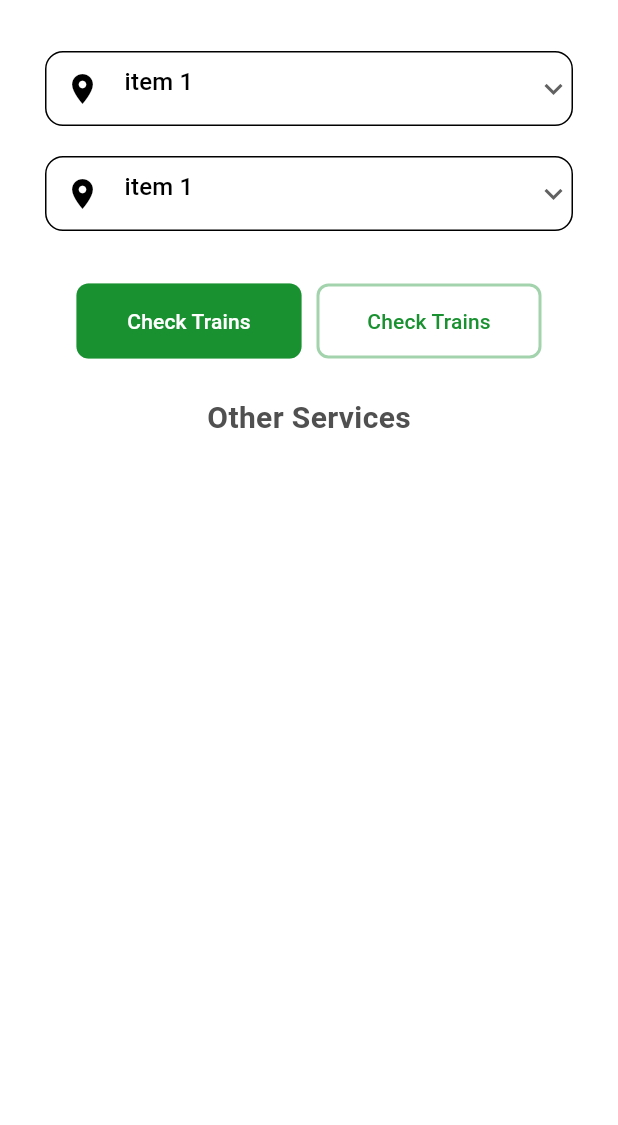
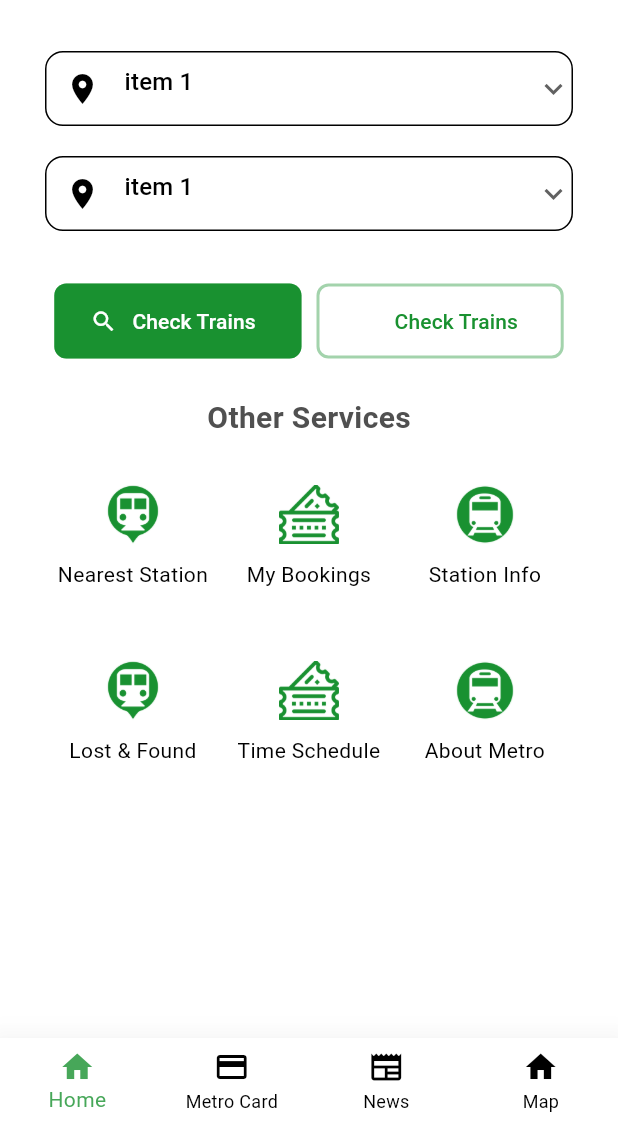
Before and after one commit to sarveshshingare/namma_metro, a Flutter app: the HomeScreen screen opened directly, after a tap on the "notifications active" icon, on a phone screen of 412 x 824 dp, the part 111-1236 px from its top. Run offline on Flutter 3.47's test engine with Material 3 defaults, Android fonts, the phone set to English and light mode, and no system bars; our stand-ins replace flutter_otp_text_field, otp_text_field, smooth_page_indicator.

Commit message:
done most

```diff
--- a/lib/components/verificationButton.dart
+++ b/lib/components/verificationButton.dart
@@ -8,13 +8,15 @@ class VerificationButton extends StatelessWidget {
   final double width;
   final Color bgcolor;
   final Color fgcolor;
+  final IconData? myicon;
   const VerificationButton(
       {Key? key,
       required this.widget,
       required this.buttonText,
       required this.width,
       required this.bgcolor,
-      required this.fgcolor})
+      required this.fgcolor,
+      this.myicon})
       : super(key: key);
 
   @override
@@ -48,7 +50,15 @@ class VerificationButton extends StatelessWidget {
               ),
             ),
           ),
-          child: Text(buttonText),
+          child: Row(
+            children: [
+              Icon(myicon),
+              SizedBox(
+                width: 10,
+              ),
+              Text(buttonText),
+            ],
+          ),
         ),
       ),
     );
--- a/lib/homescreen/homeScreen.dart
+++ /dev/null
@@ -1,94 +0,0 @@
-// ignore_for_file: prefer_const_literals_to_create_immutables, prefer_const_constructors
-
-import 'package:flutter/material.dart';
-import 'package:namma_metro/components/myDropDownList.dart';
-import 'package:namma_metro/components/verificationButton.dart';
-
-class HomeScreen extends StatefulWidget {
-  HomeScreen({Key? key}) : super(key: key);
-
-  @override
-  State<HomeScreen> createState() => _HomeScreenState();
-}
-
-class _HomeScreenState extends State<HomeScreen> {
-  @override
-  Widget build(BuildContext context) {
-    return Scaffold(
-      backgroundColor: Theme.of(context).colorScheme.background,
-      body: SafeArea(
-          child: Padding(
-        padding: const EdgeInsets.all(30.0),
-        child: Column(
-          children: [
-            Row(
-              mainAxisAlignment: MainAxisAlignment.spaceBetween,
-              children: [
-                Container(
-                  height: 40,
-                  child: Image.asset("lib/assets/logo.png"),
-                ),
-                Row(
-                  children: [
-                    IconButton(
-                        onPressed: () {},
-                        icon: Icon(
-                          Icons.notifications_active_outlined,
-                          color: Theme.of(context).colorScheme.primaryContainer,
-                          size: 30,
-                        )),
-                    IconButton(
-                        onPressed: () {},
-                        icon: Icon(
-                          Icons.account_circle_outlined,
-                          color: Theme.of(context).colorScheme.primaryContainer,
-                          size: 30,
-                        )),
-                  ],
-                )
-              ],
-            ),
-            SizedBox(
-              height: 30,
-            ),
-            MyDropDownList(),
-            SizedBox(
-              height: 20,
-            ),
-            MyDropDownList(),
-            SizedBox(
-              height: 10,
-            ),
-            Row(
-              mainAxisAlignment: MainAxisAlignment.center,
-              children: [
-                VerificationButton(
-                    widget: HomeScreen(),
-                    buttonText: "Check Trains",
-                    width: 150,
-                    bgcolor: Theme.of(context).colorScheme.primaryContainer,
-                    fgcolor: Theme.of(context).colorScheme.background),
-                SizedBox(
-                  width: 10,
-                ),
-                VerificationButton(
-                    widget: HomeScreen(),
-                    buttonText: "Check Trains",
-                    width: 150,
-                    bgcolor: Theme.of(context).colorScheme.background,
-                    fgcolor: Theme.of(context).colorScheme.primaryContainer),
-              ],
-            ),
-            Text(
-              "Other Services",
-              style: TextStyle(
-                  fontSize: 20,
-                  fontWeight: FontWeight.bold,
-                  color: Theme.of(context).colorScheme.primary),
-            )
-          ],
-        ),
-      )),
-    );
-  }
-}
--- /dev/null
+++ b/lib/pages/homescreen/homeScreen.dart
@@ -0,0 +1,200 @@
+// ignore_for_file: prefer_const_literals_to_create_immutables, prefer_const_constructors
+
+import 'package:flutter/material.dart';
+import 'package:namma_metro/components/myDropDownList.dart';
+import 'package:namma_metro/components/verificationButton.dart';
+import 'package:namma_metro/pages/trains/trains.dart';
+
+class HomeScreen extends StatefulWidget {
+  HomeScreen({Key? key}) : super(key: key);
+
+  @override
+  State<HomeScreen> createState() => _HomeScreenState();
+}
+
+class _HomeScreenState extends State<HomeScreen> {
+  final List<Map<String, dynamic>> gridviewMap = [
+    {
+      "title": "Nearest Station",
+      "path": "lib/assets/neareststation.png",
+    },
+    {
+      "title": "My Bookings",
+      "path": "lib/assets/mybookings.png",
+    },
+    {
+      "title": "Station Info",
+      "path": "lib/assets/stationinfo.png",
+    },
+    {
+      "title": "Lost & Found",
+      "path": "lib/assets/neareststation.png",
+    },
+    {
+      "title": "Time Schedule",
+      "path": "lib/assets/mybookings.png",
+    },
+    {
+      "title": "About Metro",
+      "path": "lib/assets/stationinfo.png",
+    },
+    {
+      "title": "Top Places",
+      "path": "lib/assets/neareststation.png",
+    },
+    {
+      "title": "Covid 19 precautions",
+      "path": "lib/assets/mybookings.png",
+    },
+    {
+      "title": "Helpline",
+      "path": "lib/assets/stationinfo.png",
+    },
+  ];
+
+  var size;
+  @override
+  Widget build(BuildContext context) {
+    return Scaffold(
+      backgroundColor: Theme.of(context).colorScheme.background,
+      body: SafeArea(
+        child: Padding(
+          padding: const EdgeInsets.all(30.0),
+          child: Column(
+            children: [
+              Row(
+                mainAxisAlignment: MainAxisAlignment.spaceBetween,
+                children: [
+                  Container(
+                    height: 40,
+                    child: Image.asset("lib/assets/logo.png"),
+                  ),
+                  Row(
+                    children: [
+                      IconButton(
+                          onPressed: () {},
+                          icon: Icon(
+                            Icons.notifications_active_outlined,
+                            color:
+                                Theme.of(context).colorScheme.primaryContainer,
+                            size: 30,
+                          )),
+                      IconButton(
+                          onPressed: () {},
+                          icon: Icon(
+                            Icons.account_circle_outlined,
+                            color:
+                                Theme.of(context).colorScheme.primaryContainer,
+                            size: 30,
+                          )),
+                    ],
+                  )
+                ],
+              ),
+              SizedBox(
+                height: 30,
+              ),
+              MyDropDownList(),
+              SizedBox(
+                height: 20,
+              ),
+              MyDropDownList(),
+              SizedBox(
+                height: 10,
+              ),
+              Flexible(
+                child: Row(
+                  mainAxisAlignment: MainAxisAlignment.center,
+                  children: [
+                    VerificationButton(
+                        widget: Trains(),
+                        myicon: Icons.search,
+                        buttonText: "Check Trains",
+                        width: MediaQuery.of(context).size.width * 0.4,
+                        bgcolor: Theme.of(context).colorScheme.primaryContainer,
+                        fgcolor: Theme.of(context).colorScheme.background),
+                    SizedBox(
+                      width: 10,
+                    ),
+                    VerificationButton(
+                        widget: HomeScreen(),
+                        buttonText: "Check Trains",
+                        width: MediaQuery.of(context).size.width * 0.4,
+                        bgcolor: Theme.of(context).colorScheme.background,
+                        fgcolor:
+                            Theme.of(context).colorScheme.primaryContainer),
+                  ],
+                ),
+              ),
+              Text(
+                "Other Services",
+                style: TextStyle(
+                    fontSize: 20,
+                    fontWeight: FontWeight.bold,
+                    color: Theme.of(context).colorScheme.primary),
+              ),
+              SizedBox(
+                height: 30,
+              ),
+              Expanded(
+                child: GridView.builder(
+                  gridDelegate: const SliverGridDelegateWithFixedCrossAxisCount(
+                    crossAxisCount: 3,
+                  ),
+                  itemCount: gridviewMap.length,
+                  itemBuilder: (BuildContext context, int index) {
+                    return Padding(
+                      padding: const EdgeInsets.all(0.0),
+                      child: Column(
+                        crossAxisAlignment: CrossAxisAlignment.center,
+                        children: [
+                          Container(
+                            height: 40,
+                            width: 40,
+                            decoration: BoxDecoration(
+                                image: DecorationImage(
+                                    image: AssetImage(
+                                        "${gridviewMap.elementAt(index)['path']}"))),
+                          ),
+                          SizedBox(
+                            height: 10,
+                          ),
+                          Text(
+                            "${gridviewMap.elementAt(index)['title']}",
+                            textAlign: TextAlign.center,
+                          )
+                        ],
+                      ),
+                    );
+                  },
+                ),
+              ),
+            ],
+          ),
+        ),
+      ),
+      bottomNavigationBar: BottomNavigationBar(
+          type: BottomNavigationBarType.fixed,
+          backgroundColor: Theme.of(context).colorScheme.background,
+          currentIndex: 0,
+          onTap: (index) {
+            setState(() {
+              Navigator.push(context,
+                  MaterialPageRoute(builder: (context) => HomeScreen()));
+            });
+          },
+          elevation: 20,
+          selectedItemColor:
+              Theme.of(context).colorScheme.primaryContainer.withOpacity(0.8),
+          unselectedItemColor: Colors.black,
+          showUnselectedLabels: true,
+          items: [
+            BottomNavigationBarItem(icon: Icon(Icons.home), label: "Home"),
+            BottomNavigationBarItem(
+                icon: Icon(Icons.credit_card), label: "Metro Card"),
+            BottomNavigationBarItem(icon: Icon(Icons.newspaper), label: "News"),
+            BottomNavigationBarItem(icon: Icon(Icons.home), label: "Map"),
+          ]),
+    );
+  }
+}
--- a/lib/pages/mobileVerification/register.dart
+++ b/lib/pages/mobileVerification/register.dart
@@ -3,7 +3,7 @@
 import 'package:flutter/material.dart';
 import 'package:namma_metro/components/myTextfield.dart';
 import 'package:namma_metro/components/verificationButton.dart';
-import 'package:namma_metro/homescreen/homeScreen.dart';
+import 'package:namma_metro/pages/homescreen/homeScreen.dart';
 import 'package:namma_metro/pages/mobileVerification/verifyOtpScreen.dart';
 
 class Register extends StatelessWidget {
--- /dev/null
+++ b/lib/pages/trains/trains.dart
@@ -0,0 +1,69 @@
+// ignore_for_file: prefer_const_constructors
+
+import 'package:flutter/material.dart';
+import 'package:namma_metro/components/verificationButton.dart';
+
+class Trains extends StatelessWidget {
+  const Trains({Key? key}) : super(key: key);
+
+  @override
+  Widget build(BuildContext context) {
+    return Scaffold(
+      backgroundColor: Theme.of(context).colorScheme.background,
+      appBar: AppBar(
+        leading: Icon(Icons.arrow_back),
+        elevation: 0,
+        title: Text(
+          "Trains",
+          style: TextStyle(fontWeight: FontWeight.bold),
+        ),
+        centerTitle: true,
+        backgroundColor: Theme.of(context).colorScheme.background,
+        foregroundColor: Colors.black,
+      ),
+      body: SafeArea(
+          child: Padding(
+        padding: const EdgeInsets.all(25.0),
+        child: Column(
+          children: [
+            Text(
+              "Select Date & Time",
+              style: TextStyle(
+                  fontWeight: FontWeight.bold,
+                  color: Theme.of(context).colorScheme.primary,
+                  fontSize: 16),
+            ),
+            SizedBox(
+              height: 20,
+            ),
+            Row(
+              mainAxisAlignment: MainAxisAlignment.spaceAround,
+              children: [
+                VerificationButton(
+                    myicon: Icons.calendar_month_outlined,
+                    widget: Trains(),
+                    buttonText: "21/03/2024",
+                    width: 150,
+                    bgcolor: Theme.of(context).colorScheme.primaryContainer,
+                    fgcolor: Theme.of(context).colorScheme.background),
+                SizedBox(
+                  width: 10,
+                ),
+                VerificationButton(
+                    myicon: Icons.timer_outlined,
+                    widget: Trains(),
+                    buttonText: "21/03/2024",
+                    width: 150,
+                    bgcolor: Theme.of(context).colorScheme.background,
+                    fgcolor: Theme.of(context).colorScheme.primaryContainer),
+              ],
+            ),
+            SizedBox(
+              width: 20,
+            ),
+          ],
+        ),
+      )),
+    );
+  }
+}
```
Also changed, not shown: lib/assets/mybookings.png (added), lib/assets/neareststation.png (added), lib/assets/stationinfo.png (added).
